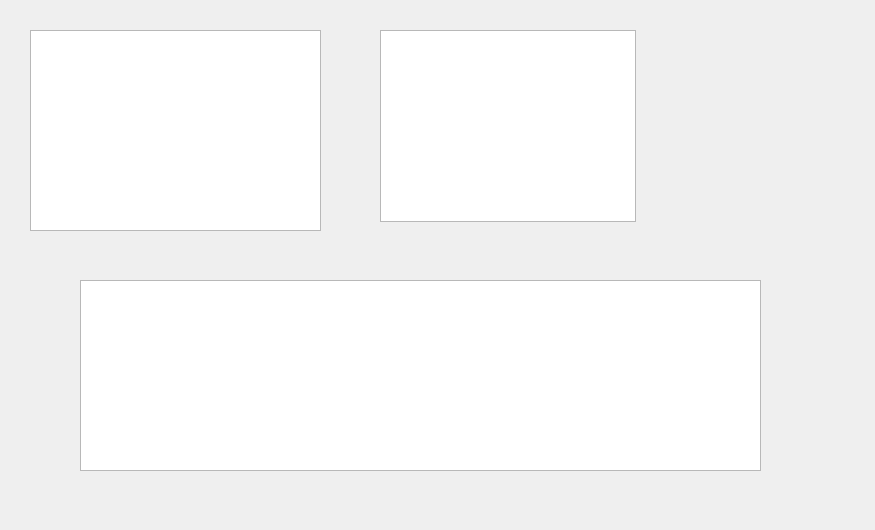
The window that viewdlg.ui (fourseaLee/lifelearn) describes before a commit, drawn with Qt 5.
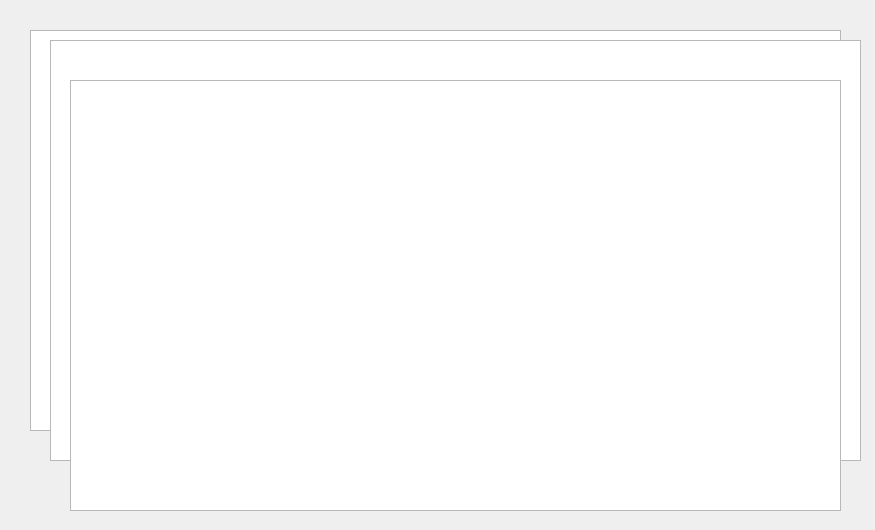
The same window after the commit.

Commit message: add some ui logic to contral center

Patch:
```diff
--- a/viewdlg.ui
+++ b/viewdlg.ui
@@ -18,28 +18,28 @@
     <rect>
      <x>30</x>
      <y>30</y>
-     <width>291</width>
-     <height>201</height>
+     <width>811</width>
+     <height>401</height>
     </rect>
    </property>
   </widget>
   <widget class="QListView" name="listView">
    <property name="geometry">
     <rect>
-     <x>380</x>
-     <y>30</y>
-     <width>256</width>
-     <height>192</height>
+     <x>50</x>
+     <y>40</y>
+     <width>811</width>
+     <height>421</height>
     </rect>
    </property>
   </widget>
   <widget class="QTableView" name="tableView">
    <property name="geometry">
     <rect>
-     <x>80</x>
-     <y>280</y>
-     <width>681</width>
-     <height>191</height>
+     <x>70</x>
+     <y>80</y>
+     <width>771</width>
+     <height>431</height>
     </rect>
    </property>
   </widget>
```
The commit also changes 5 other files.
